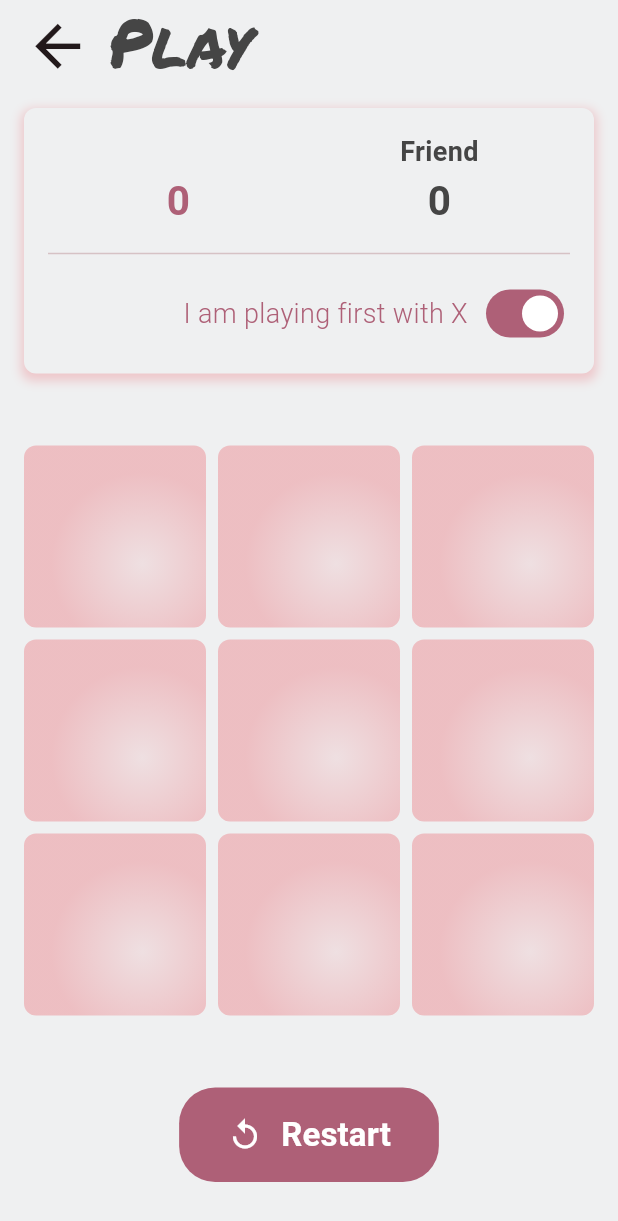
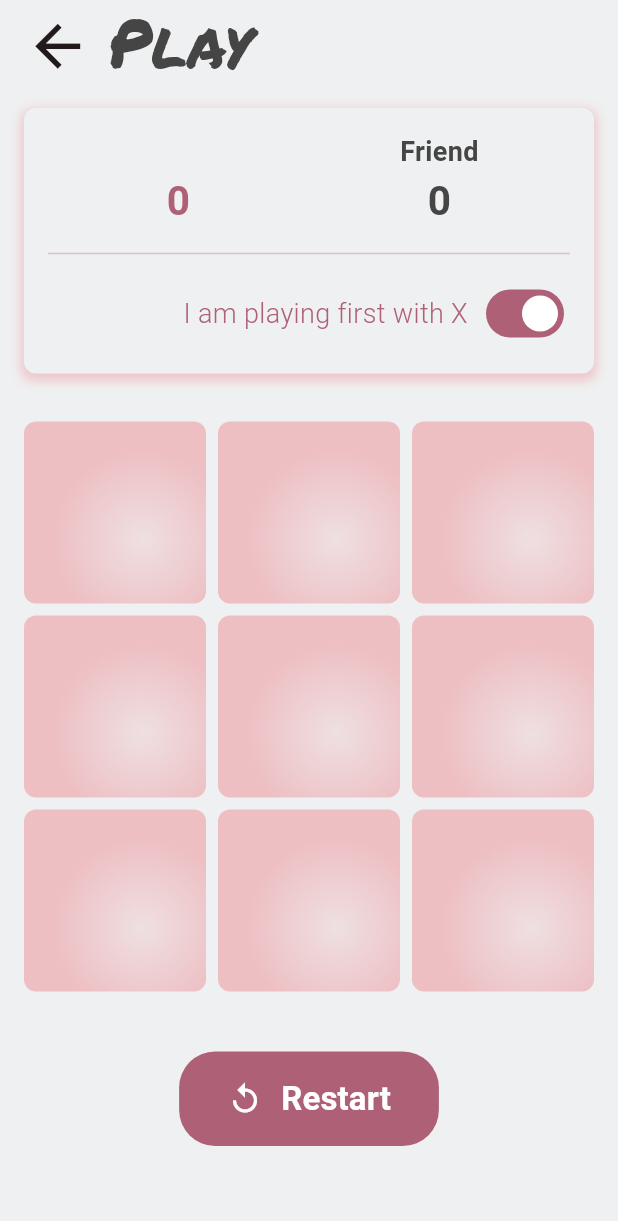
Before and after one commit to icodeyou/betclictactoe, a Flutter app: the GameScreen screen opened by its route, on a phone screen of 412 x 824 dp. Shown: the top 1221 px of the screen. Run offline on Flutter 3.47's test engine with Material 3 defaults, Android fonts, the phone set to English and light mode, and no system bars; our stand-ins replace audioplayers, flutter_riverpod, go_router, logger, riverpod, shared_preferences; accounts and stored records are empty; generated files the repository leaves out were written again.

Commit message:
fix(game): less margin ui

```diff
--- a/lib/presentation/game/ui/game_screen.dart
+++ b/lib/presentation/game/ui/game_screen.dart
@@ -36,7 +36,7 @@ class GameScreen extends ConsumerWidget {
           padding: ThemeSizes.m.asInsets,
           child: Column(
             mainAxisSize: MainAxisSize.min,
-            spacing: ThemeSizes.m,
+            spacing: ThemeSizes.xs,
             children: [
               ScoreView(againstAI: againstAI),
               SizedBox(height: ThemeSizes.m),
```
